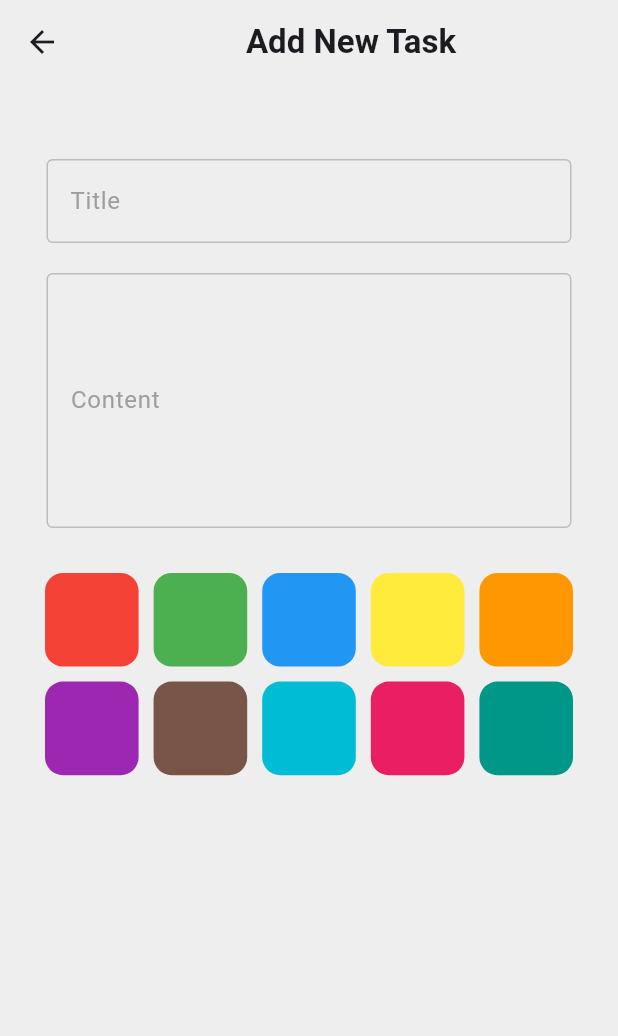
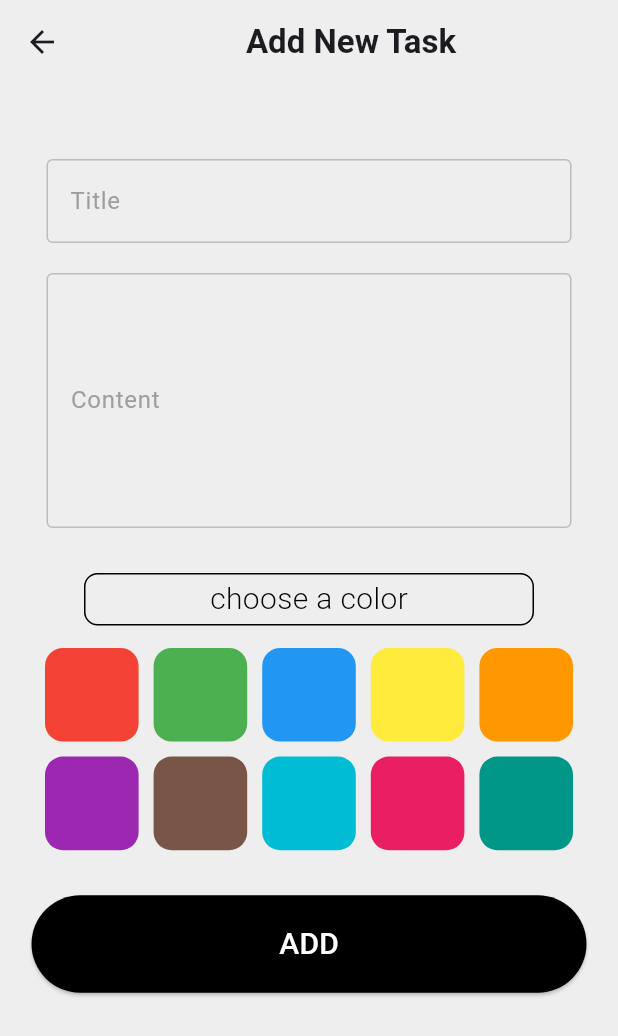
Before and after one commit to alaa-gnt/Full_flutter_firebase_integration, a Flutter app: the SelectionPage screen opened by its route, on a phone screen of 412 x 824 dp. Shown: the top 1036 px of the screen. Run offline on Flutter 3.47's test engine with Material 3 defaults, Android fonts, the phone set to English and light mode, and no system bars; our stand-ins replace firebase_auth, firebase_core; accounts and stored records are empty.

Commit message:
Updated Selection_page and sipiration_container components

```diff
--- a/lib/Pages/Selection_page.dart
+++ b/lib/Pages/Selection_page.dart
@@ -2,6 +2,7 @@ import 'package:flutter/material.dart';
 import 'package:test_01/Reusible_compenents/Text_field_second.dart';
 import '../Reusible_compenents/Text_field_one.dart';
 import '../Reusible_compenents/Color_pad.dart';
+import '../Reusible_compenents/sipiration_container.dart';
 
 class SelectionPage extends StatefulWidget {
   const SelectionPage({super.key});
@@ -40,8 +41,27 @@ class _SelectionPageState extends State<SelectionPage> {
 
             const SizedBox(height: 30),
 
+            SipirationContainer(),
+
+            const SizedBox(height: 15),
+
             // 🟩 Color Selection Pad
             ColorPad(),
+
+            const SizedBox(height: 30),
+
+            SizedBox(
+              width: 370,
+              height: 65,
+              child: ElevatedButton(
+                style: ElevatedButton.styleFrom(backgroundColor: Colors.black),
+                onPressed: () {},
+                child: Text(
+                  "ADD",
+                  style: TextStyle(fontSize: 20, color: Colors.white),
+                ),
+              ),
+            ),
           ],
         ),
       ),
--- a/lib/Reusible_compenents/sipiration_container.dart
+++ b/lib/Reusible_compenents/sipiration_container.dart
@@ -0,0 +1,31 @@
+import 'package:flutter/material.dart';
+
+class SipirationContainer extends StatefulWidget {
+  const SipirationContainer({super.key});
+
+  @override
+  State<SipirationContainer> createState() => _SipirationContainerState();
+}
+
+class _SipirationContainerState extends State<SipirationContainer> {
+  @override
+  Widget build(BuildContext context) {
+    return Container(
+      alignment: Alignment.center,
+      width: 300,
+      height: 35,
+      decoration: BoxDecoration(
+        borderRadius: BorderRadius.circular(9.0),
+        border: Border.all(color: Colors.black),
+      ),
+      child: Text(
+        'choose a color',
+        style: TextStyle(
+          fontSize: 20,
+          color: Colors.black,
+          fontWeight: FontWeight.w300,
+        ),
+      ),
+    );
+  }
+}
```
